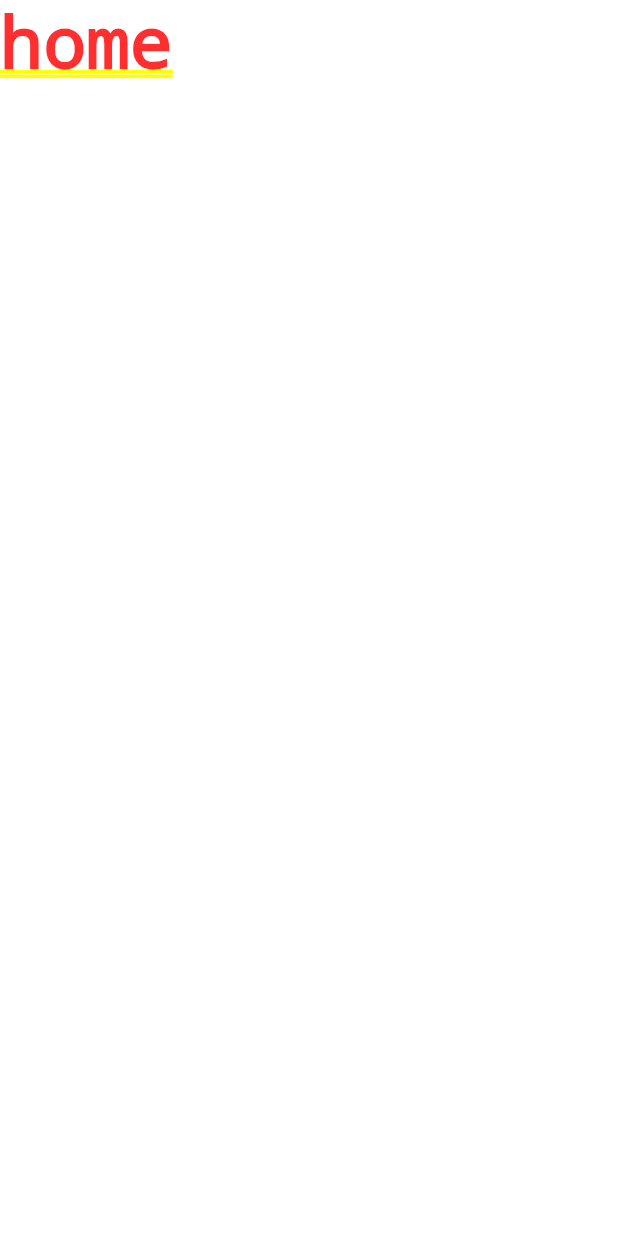
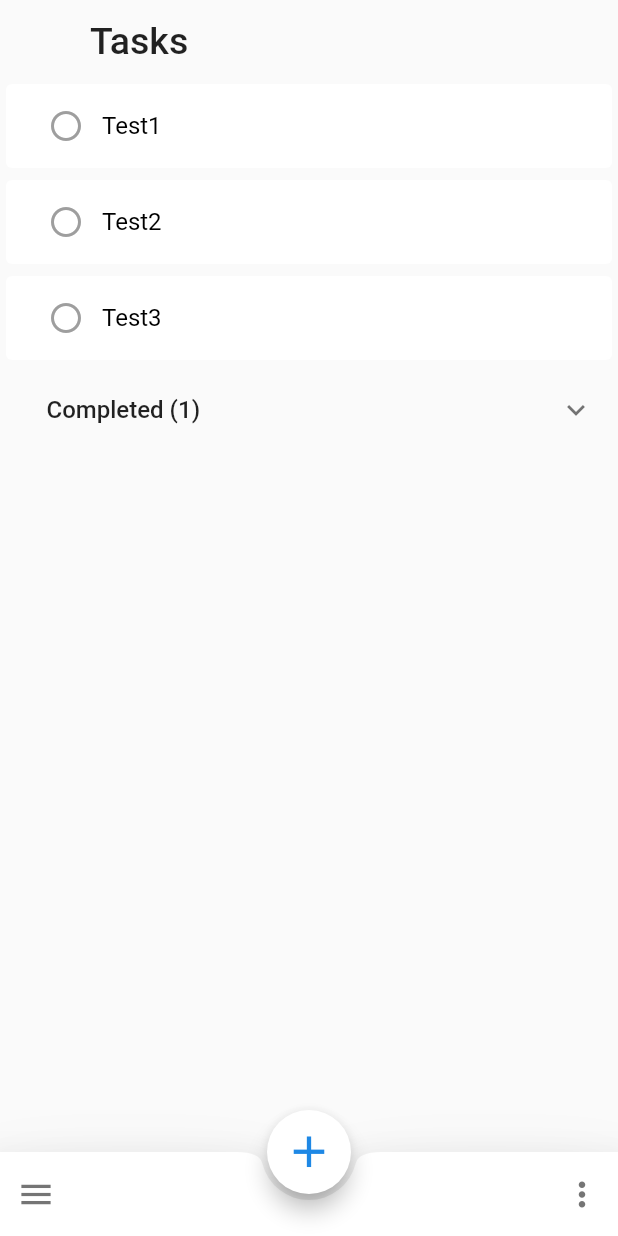
Before and after one commit to jakubjaniec/google-tasks-clone, a Flutter app: the screen it shows after launch, on a phone screen of 412 x 824 dp. Run offline on Flutter 3.47's test engine with Material 2 defaults, Android fonts, the phone set to English and light mode, and no system bars.

Commit message:
Create active and done tasks lists components and add possibility to mark task done

```diff
--- /dev/null
+++ b/lib/components/bottomBar.dart
@@ -0,0 +1,47 @@
+import 'package:flutter/material.dart';
+
+class BottomBar extends StatelessWidget {
+  @override
+  Widget build(BuildContext context) {
+    return BottomAppBar(
+      elevation: 20.0,
+      shape: CircularNotchedRectangle(),
+      notchMargin: 4.0,
+      child: Padding(
+        padding: EdgeInsets.symmetric(vertical: 4.0),
+        child: Row(
+          mainAxisAlignment: MainAxisAlignment.spaceBetween,
+          children: [
+            IconButton(
+              iconSize: 26,
+              color: Colors.grey[600],
+              icon: Icon(Icons.menu),
+              onPressed: () {},
+            ),
+            IconButton(
+              iconSize: 26,
+              color: Colors.grey[600],
+              icon: Icon(Icons.more_vert),
+              onPressed: () {},
+            ),
+          ],
+        ),
+      ),
+    );
+  }
+}
+
+class AddTaskPanelButton extends StatelessWidget {
+  @override
+  Widget build(BuildContext context) {
+    return FloatingActionButton(
+      backgroundColor: Colors.white,
+      onPressed: () {},
+      child: Icon(
+        Icons.add,
+        color: Colors.blue[600],
+        size: 35,
+      ),
+    );
+  }
+}
--- /dev/null
+++ b/lib/components/listTitle.dart
@@ -0,0 +1,18 @@
+import 'package:flutter/material.dart';
+
+class ListTitle extends StatelessWidget {
+  @override
+  Widget build(BuildContext context) {
+    return Row(
+      children: [
+        Padding(
+          padding: const EdgeInsets.fromLTRB(60.0, 13.0, 60.0, 10.0),
+          child: Text(
+            'Tasks',
+            style: TextStyle(fontSize: 25, fontWeight: FontWeight.w500),
+          ),
+        ),
+      ],
+    );
+  }
+}
--- /dev/null
+++ b/lib/components/tasks.dart
@@ -0,0 +1,82 @@
+import 'package:flutter/material.dart';
+
+class Task extends StatelessWidget {
+  final Map task;
+  final int index;
+  final Function markDone;
+
+  Task(this.task, this.markDone, this.index);
+
+  @override
+  Widget build(BuildContext context) {
+    return Card(
+      elevation: 0,
+      child: ListTile(
+        onTap: () => Navigator.pushNamed(context, '/details'),
+        title: Row(
+          children: [
+            IconButton(
+              icon: task['done']
+                  ? Icon(Icons.check, size: 24)
+                  : Icon(Icons.radio_button_unchecked, size: 24),
+              onPressed: () => markDone(index),
+              color: task['done'] ? Colors.blue[400] : Colors.grey,
+            ),
+            Text(task['title'], style: TextStyle(color: Colors.black)),
+          ],
+        ),
+      ),
+    );
+  }
+}
+
+class ActiveTasksList extends StatelessWidget {
+  final List allTasks;
+  final List tasks;
+  final Function markDone;
+
+  ActiveTasksList(this.allTasks, this.tasks, this.markDone);
+
+  @override
+  Widget build(BuildContext context) {
+    return Column(
+      children: tasks.map((task) {
+        var index = allTasks.indexOf(task);
+
+        return Task(task, markDone, index);
+      }).toList(),
+    );
+  }
+}
+
+class DoneTasksList extends StatelessWidget {
+  final List allTasks;
+  final List tasks;
+  final Function markDone;
+
+  DoneTasksList(this.allTasks, this.tasks, this.markDone);
+
+  @override
+  Widget build(BuildContext context) {
+    return Theme(
+      data: ThemeData(
+        dividerColor: Colors.transparent,
+        accentColor: Colors.black,
+      ),
+      child: ExpansionTile(
+        title: Padding(
+          padding: const EdgeInsets.only(left: 15.0),
+          child: Text(
+            'Completed (${tasks.length})',
+            style: TextStyle(fontWeight: FontWeight.w500),
+          ),
+        ),
+        children: tasks.map((task) {
+          var index = allTasks.indexOf(task);
+
+          return Task(task, markDone, index);
+        }).toList(),
+      ),
+    );
+  }
+}
--- a/lib/pages/details.dart
+++ b/lib/pages/details.dart
@@ -3,8 +3,8 @@ import 'package:flutter/material.dart';
 class Details extends StatelessWidget {
   @override
   Widget build(BuildContext context) {
-    return Container(
-      child: Text('details'),
+    return Scaffold(
+      body: Container(),
     );
   }
 }
--- a/lib/pages/home.dart
+++ b/lib/pages/home.dart
@@ -1,4 +1,8 @@
 import 'package:flutter/material.dart';
+
+import 'package:Google_Task_Clone/components/tasks.dart';
+import 'package:Google_Task_Clone/components/listTitle.dart';
+import 'package:Google_Task_Clone/components/bottomBar.dart';
 
 class Home extends StatefulWidget {
   @override
@@ -6,10 +10,45 @@ class Home extends StatefulWidget {
 }
 
 class _HomeState extends State<Home> {
+  static List allTasks = [
+    {'id': '1', 'title': 'Test1', 'done': false},
+    {'id': '2', 'title': 'Test2', 'done': false},
+    {'id': '3', 'title': 'Test3', 'done': false},
+    {'id': '4', 'title': 'Test4', 'done': true},
+  ];
+
+  List activeTasks = allTasks.where((task) => !task['done']).toList();
+  List doneTasks = allTasks.where((task) => task['done']).toList();
+
+  void updateTasks() {
+    setState(() {
+      activeTasks = allTasks.where((task) => !task['done']).toList();
+      doneTasks = allTasks.where((task) => task['done']).toList();
+    });
+  }
+
+  void markDone(index) {
+    setState(() {
+      allTasks[index]['done'] = !allTasks[index]['done'];
+    });
+    updateTasks();
+  }
+
   @override
   Widget build(BuildContext context) {
-    return Container(
-      child: Text('home'),
+    return Scaffold(
+      body: SafeArea(
+        child: Column(
+          children: [
+            ListTitle(),
+            ActiveTasksList(allTasks, activeTasks, markDone),
+            DoneTasksList(allTasks, doneTasks, markDone),
+          ],
+        ),
+      ),
+      bottomNavigationBar: BottomBar(),
+      floatingActionButton: AddTaskPanelButton(),
+      floatingActionButtonLocation: FloatingActionButtonLocation.centerDocked,
     );
   }
 }
```
